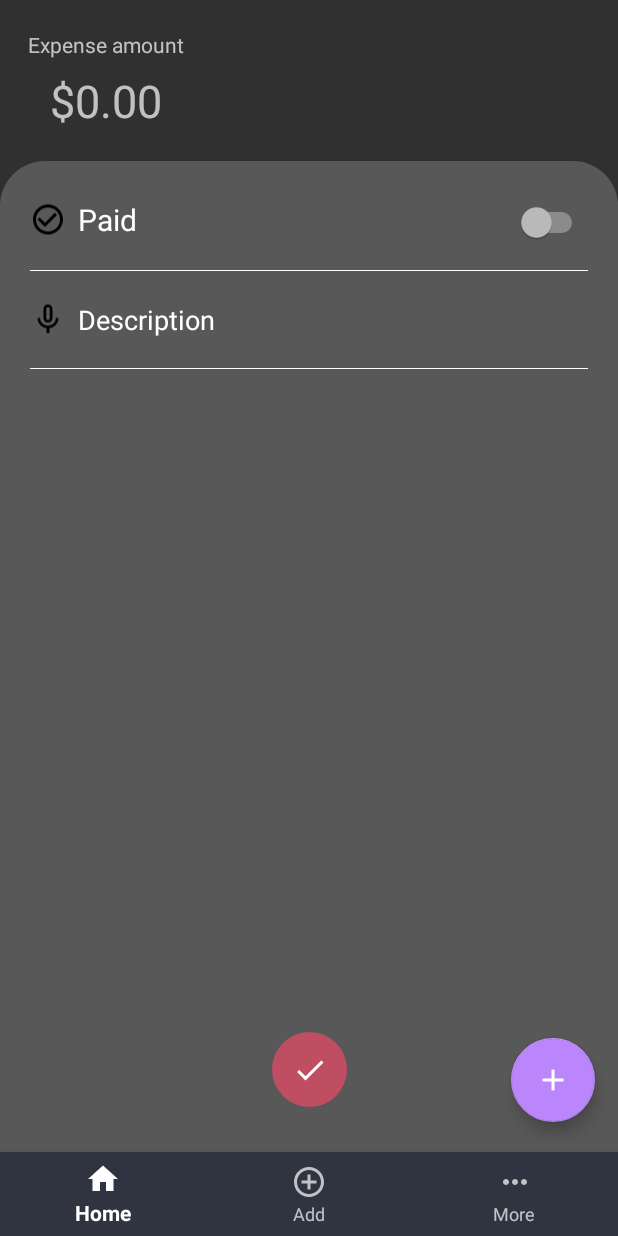
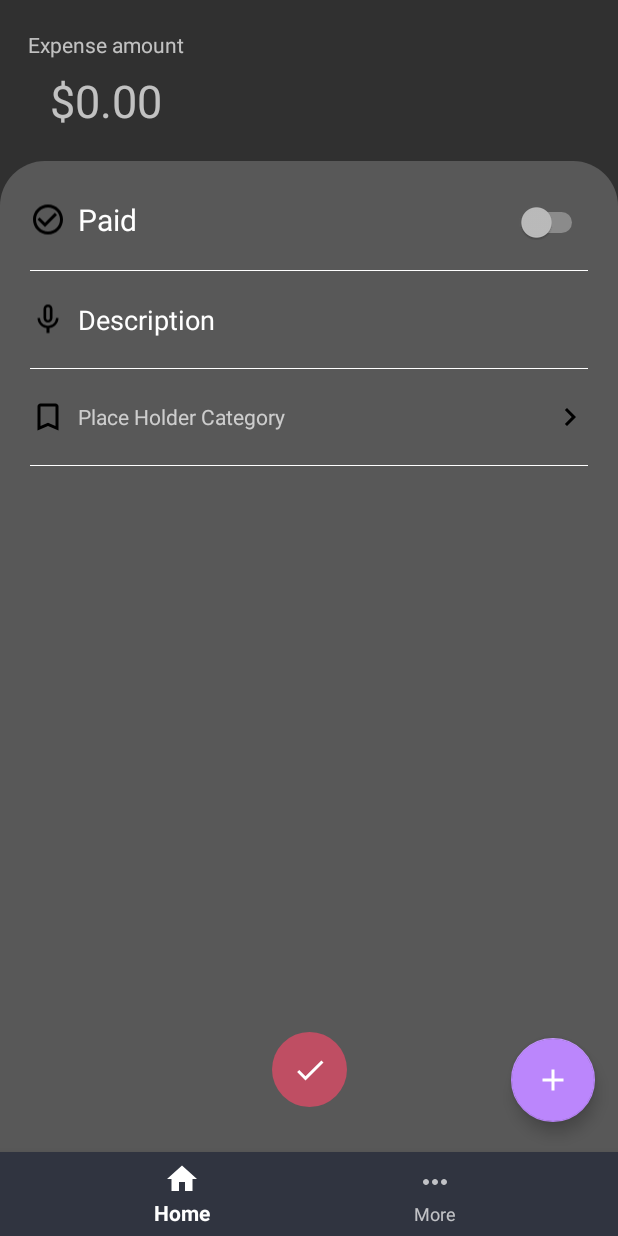
Before and after one commit to Lucas-Tito/Balance_Manager_App, an Android app: the fragment Add_Expense_Screen placed in its activity, on a phone screen of 412 x 824 dp. Run offline under Robolectric (Android 15) with nearby library versions, the phone set to English and light mode, and no system bars.

Commit message:
implemented add screen with float_btn
started adding text to sub float btns too

```diff
--- a/app/src/main/java/com/example/mobile_final_project/Add_Screen.java
+++ b/app/src/main/java/com/example/mobile_final_project/Add_Expense_Screen.java
@@ -10,10 +10,10 @@ import android.view.ViewGroup;
 
 /**
  * A simple {@link Fragment} subclass.
- * Use the {@link Add_Screen#newInstance} factory method to
+ * Use the {@link Add_Expense_Screen#newInstance} factory method to
  * create an instance of this fragment.
  */
-public class Add_Screen extends Fragment {
+public class Add_Expense_Screen extends Fragment {
 
     // TODO: Rename parameter arguments, choose names that match
     // the fragment initialization parameters, e.g. ARG_ITEM_NUMBER
@@ -24,7 +24,7 @@ public class Add_Screen extends Fragment {
     private String mParam1;
     private String mParam2;
 
-    public Add_Screen() {
+    public Add_Expense_Screen() {
         // Required empty public constructor
     }
 
@@ -37,8 +37,8 @@ public class Add_Screen extends Fragment {
      * @return A new instance of fragment Add_Screen.
      */
     // TODO: Rename and change types and number of parameters
-    public static Add_Screen newInstance(String param1, String param2) {
-        Add_Screen fragment = new Add_Screen();
+    public static Add_Expense_Screen newInstance(String param1, String param2) {
+        Add_Expense_Screen fragment = new Add_Expense_Screen();
         Bundle args = new Bundle();
         args.putString(ARG_PARAM1, param1);
         args.putString(ARG_PARAM2, param2);
@@ -59,6 +59,6 @@ public class Add_Screen extends Fragment {
     public View onCreateView(LayoutInflater inflater, ViewGroup container,
                              Bundle savedInstanceState) {
         // Inflate the layout for this fragment
-        return inflater.inflate(R.layout.add_screen, container, false);
+        return inflater.inflate(R.layout.add_expense_screen, container, false);
     }
 }
--- a/app/src/main/java/com/example/mobile_final_project/Float_Btn_Screen_Activity.java
+++ b/app/src/main/java/com/example/mobile_final_project/Float_Btn_Screen_Activity.java
@@ -2,8 +2,12 @@ package com.example.mobile_final_project;
 
 import androidx.appcompat.app.AppCompatActivity;
 import androidx.appcompat.widget.Toolbar;
+import androidx.fragment.app.Fragment;
 
 import android.os.Bundle;
+import android.view.View;
+import android.widget.ImageButton;
+import android.widget.TextView;
 
 public class Float_Btn_Screen_Activity extends AppCompatActivity {
 
@@ -14,10 +18,40 @@ public class Float_Btn_Screen_Activity extends AppCompatActivity {
 
         //--------------toolbar----------------------+
         Toolbar toolbar = findViewById(R.id.toolbar);
-        toolbar.setTitle("New Expense");
 
         setSupportActionBar(toolbar);
         //-------------------------------------------+
 
+        build_frame_layout();
+        build_back_btn();
+
+    }
+
+    private void build_back_btn() {
+
+        ImageButton back_btn = findViewById(R.id.back_btn);
+
+        back_btn.setOnClickListener(new View.OnClickListener() {
+            @Override
+            public void onClick(View view) {
+                finish();
+            }
+        });
+
+    }
+
+
+    private void build_frame_layout(){
+
+        Fragment fragmentToStart = null;
+        TextView toolbar_title = findViewById(R.id.toolbar_title);
+
+        if(getIntent().getIntExtra("fragToStart", 0) == 1){
+            fragmentToStart = new Add_Expense_Screen();
+            toolbar_title.setText("New Expense");
+        }
+
+        getSupportFragmentManager().beginTransaction().replace(R.id.frame_layout, fragmentToStart).commit();
+
     }
 }
--- a/app/src/main/java/com/example/mobile_final_project/MainActivity.java
+++ b/app/src/main/java/com/example/mobile_final_project/MainActivity.java
@@ -4,6 +4,7 @@ import androidx.annotation.NonNull;
 import androidx.appcompat.app.AppCompatActivity;
 import androidx.fragment.app.Fragment;
 
+import android.content.Intent;
 import android.os.Bundle;
 import android.view.MenuItem;
 import android.view.View;
@@ -12,8 +13,6 @@ import android.view.animation.AnimationUtils;
 
 import com.google.android.material.bottomnavigation.BottomNavigationView;
 import com.google.android.material.floatingactionbutton.FloatingActionButton;
-
-import kotlin.Lazy;
 
 public class MainActivity extends AppCompatActivity {
 
@@ -73,7 +72,9 @@ public class MainActivity extends AppCompatActivity {
         fab_expense.setOnClickListener(new View.OnClickListener() {
             @Override
             public void onClick(View view) {
-
+                Intent intent = new Intent(MainActivity.this, Float_Btn_Screen_Activity.class);
+                intent.putExtra("fragToStart", 1);
+                startActivity(intent);
             }
         });
 
@@ -108,10 +109,6 @@ public class MainActivity extends AppCompatActivity {
                         fragment = new Home();
                         break;
 
-                    case R.id.add:
-                        fragment = new Add_Screen();
-                        break;
-
                     case R.id.more:
                         fragment = new More_Screen();
                         break;
--- /dev/null
+++ b/app/src/main/res/drawable/add_screen_arrow.xml
@@ -0,0 +1,5 @@
+<vector android:height="24dp" android:tint="#000000"
+    android:viewportHeight="24" android:viewportWidth="24"
+    android:width="24dp" xmlns:android="http://schemas.android.com/apk/res/android">
+    <path android:fillColor="@android:color/white" android:pathData="M10,6L8.59,7.41 13.17,12l-4.58,4.59L10,18l6,-6z"/>
+</vector>
--- /dev/null
+++ b/app/src/main/res/drawable/add_screen_category.xml
@@ -0,0 +1,5 @@
+<vector android:height="24dp" android:tint="#000000"
+    android:viewportHeight="24" android:viewportWidth="24"
+    android:width="24dp" xmlns:android="http://schemas.android.com/apk/res/android">
+    <path android:fillColor="@android:color/white" android:pathData="M17,3L7,3c-1.1,0 -1.99,0.9 -1.99,2L5,21l7,-3 7,3L19,5c0,-1.1 -0.9,-2 -2,-2zM17,18l-5,-2.18L7,18L7,5h10v13z"/>
+</vector>
--- a/app/src/main/res/drawable/bottom_nav_add.xml
+++ /dev/null
@@ -1,5 +0,0 @@
-<vector android:height="24dp" android:tint="#000000"
-    android:viewportHeight="24" android:viewportWidth="24"
-    android:width="24dp" xmlns:android="http://schemas.android.com/apk/res/android">
-    <path android:fillColor="@android:color/white" android:pathData="M13,7h-2v4L7,11v2h4v4h2v-4h4v-2h-4L13,7zM12,2C6.48,2 2,6.48 2,12s4.48,10 10,10 10,-4.48 10,-10S17.52,2 12,2zM12,20c-4.41,0 -8,-3.59 -8,-8s3.59,-8 8,-8 8,3.59 8,8 -3.59,8 -8,8z"/>
-</vector>
--- a/app/src/main/res/layout/activity_float_btn_sceen.xml
+++ b/app/src/main/res/layout/activity_float_btn_sceen.xml
@@ -26,23 +26,37 @@
             android:elevation="0dp"
             android:minHeight="?attr/actionBarSize">
 
-            <RelativeLayout
+            <LinearLayout
                 android:layout_width="match_parent"
                 android:layout_height="wrap_content"
                 android:layout_marginLeft="5dp">
 
                 <ImageButton
+                    android:id="@+id/back_btn"
                     android:layout_width="wrap_content"
                     android:layout_height="wrap_content"
-                    android:src="@drawable/toolbar_back_ic" />
+                    android:src="@drawable/toolbar_back_ic"
+                    android:background="@null"
+                    android:layout_gravity="center"/>
 
-            </RelativeLayout>
+                <TextView
+                    android:id="@+id/toolbar_title"
+                    android:layout_width="wrap_content"
+                    android:layout_height="wrap_content"
+                    android:layout_marginLeft="10dp"
+                    android:layout_gravity="center"
+                    android:text=""
+                    android:textSize="20sp"
+                    android:textStyle="bold"/>
+
+            </LinearLayout>
         </androidx.appcompat.widget.Toolbar>
 
 
     </com.google.android.material.appbar.AppBarLayout>
 
     <FrameLayout
+        android:id="@+id/frame_layout"
         android:layout_width="match_parent"
         android:layout_height="0dp"
         app:layout_constraintBottom_toBottomOf="parent"
--- a/app/src/main/res/layout/activity_main.xml
+++ b/app/src/main/res/layout/activity_main.xml
@@ -13,35 +13,49 @@
         android:layout_height="wrap_content"
         android:layout_marginEnd="15dp"
         android:layout_marginBottom="20dp"
-        android:clickable="true"
         app:layout_constraintBottom_toBottomOf="@+id/frame_layout"
         app:layout_constraintEnd_toEndOf="parent"
-        app:backgroundTint="@color/purple_200"
         app:srcCompat="@drawable/float_btn_main_img" />
 
     <com.google.android.material.floatingactionbutton.FloatingActionButton
         android:id="@+id/float_btn_expense"
+        style="@style/sub_float_btn"
         android:layout_width="wrap_content"
         android:layout_height="wrap_content"
-        android:layout_marginBottom="30dp"
-        android:clickable="true"
-        android:visibility="invisible"
+        android:layout_marginBottom="50dp"
         app:layout_constraintBottom_toTopOf="@+id/float_btn_main"
         app:layout_constraintEnd_toEndOf="@+id/float_btn_main"
-        app:srcCompat="@drawable/float_btn_expense_img"
-        app:backgroundTint="@color/black"/>
+        app:srcCompat="@drawable/float_btn_expense_img" />
+
+    <TextView
+        android:id="@+id/expense_label"
+        android:layout_width="wrap_content"
+        android:layout_height="wrap_content"
+        android:layout_marginTop="8dp"
+        android:text="Expense"
+        app:layout_constraintEnd_toEndOf="@+id/float_btn_expense"
+        app:layout_constraintStart_toStartOf="@+id/float_btn_expense"
+        app:layout_constraintTop_toBottomOf="@+id/float_btn_expense" />
 
     <com.google.android.material.floatingactionbutton.FloatingActionButton
         android:id="@+id/float_btn_income"
+        style="@style/sub_float_btn"
         android:layout_width="wrap_content"
         android:layout_height="wrap_content"
-        android:layout_marginEnd="70dp"
-        android:clickable="true"
-        android:visibility="invisible"
-        app:backgroundTint="@color/black"
+        android:layout_marginEnd="80dp"
         app:layout_constraintBottom_toTopOf="@+id/float_btn_main"
         app:layout_constraintEnd_toEndOf="@+id/float_btn_main"
         app:srcCompat="@drawable/float_btn_income_img" />
+
+    <TextView
+        android:id="@+id/income_label"
+        android:layout_width="wrap_content"
+        android:layout_height="wrap_content"
+        android:layout_marginTop="8dp"
+        android:text="Income"
+        app:layout_constraintEnd_toEndOf="@+id/float_btn_income"
+        app:layout_constraintStart_toStartOf="@+id/float_btn_income"
+        app:layout_constraintTop_toBottomOf="@+id/float_btn_income" />
 
     <FrameLayout
         android:id="@+id/frame_layout"
--- a/app/src/main/res/layout/add_screen.xml
+++ b/app/src/main/res/layout/add_expense_screen.xml
@@ -4,7 +4,7 @@
     xmlns:tools="http://schemas.android.com/tools"
     android:layout_width="match_parent"
     android:layout_height="match_parent"
-    tools:context=".Add_Screen">
+    tools:context=".Add_Expense_Screen">
 
     <!-- TODO: Update blank fragment layout -->
     <androidx.constraintlayout.widget.ConstraintLayout
@@ -108,7 +108,7 @@
 
 
                     <EditText
-                        android:id="@+id/editTextTextPersonName"
+                        android:id="@+id/description"
                         android:layout_width="wrap_content"
                         android:layout_height="match_parent"
                         android:background="@android:color/transparent"
@@ -119,6 +119,46 @@
 
                 </LinearLayout>
 
+                <!--for some reason, lines disappear when zoomed out (only on emulator)-->
+                <View
+                    android:layout_width="match_parent"
+                    android:layout_height="0.5dp"
+                    android:layout_marginTop="20dp"
+                    android:layout_marginBottom="20dp"
+                    android:background="@color/white" />
+
+                <LinearLayout
+                    android:layout_width="match_parent"
+                    android:layout_height="wrap_content"
+                    android:orientation="horizontal">
+
+                    <ImageView
+                        android:id="@+id/category_ic"
+                        android:layout_width="wrap_content"
+                        android:layout_height="match_parent"
+                        android:layout_marginRight="8dp"
+                        android:src="@drawable/add_screen_category" />
+
+
+                    <TextView
+                        android:id="@+id/placeholder"
+                        android:layout_width="wrap_content"
+                        android:layout_height="match_parent"
+                        android:background="@android:color/transparent"
+                        android:ems="15"
+                        android:layout_weight="1"
+                        android:gravity="center_vertical"
+                        android:text="Place Holder Category" />
+
+                    <ImageView
+                        android:id="@+id/next_ic"
+                        android:layout_width="wrap_content"
+                        android:layout_height="match_parent"
+                        android:src="@drawable/add_screen_arrow" />
+
+                </LinearLayout>
+
+                <!--for some reason, lines disappear when zoomed out (only on emulator)-->
                 <View
                     android:layout_width="match_parent"
                     android:layout_height="0.5dp"
@@ -127,6 +167,10 @@
                     android:background="@color/white" />
 
             </LinearLayout>
+
+
+
+
 
             <ImageButton
                 android:id="@+id/imageButton"
--- a/app/src/main/res/menu/bottom_nav_menu.xml
+++ b/app/src/main/res/menu/bottom_nav_menu.xml
@@ -7,12 +7,6 @@
         android:id="@+id/home" />
 
     <item
-        android:title="Add"
-        android:icon="@drawable/bottom_nav_add"
-        android:id="@+id/add" />
-
-
-    <item
         android:title="More"
         android:icon="@drawable/bottom_nav_more"
         android:id="@+id/more"/>
--- a/app/src/main/res/values/themes.xml
+++ b/app/src/main/res/values/themes.xml
@@ -21,28 +21,16 @@
 
 
         <!--change default style of specified components-->
-        <item name="buttonStyle">@style/btn_style</item>
         <item name="toolbarStyle">@style/appbar_layout</item>
-        <item name="tabStyle">@style/tab_layout</item>
         <item name="bottomNavigationStyle">@style/bottom_nav_layout</item>
+        <item name="floatingActionButtonStyle">@style/main_float_btn</item>
 
     </style>
 
 
-    <!--btn_style-->
-    <style name="btn_style" parent="Widget.AppCompat.Button">
-        <item name="android:backgroundTint">@color/red</item>
-    </style>
-
 
     <!--toolbar_style-->
     <style name="appbar_layout" parent="Widget.AppCompat.Toolbar">
-        <item name="android:background">@color/light_grey</item>
-    </style>
-
-    <!--tabLayout_style-->
-    <style name="tab_layout" parent="Widget.Design.TabLayout">
-        <item name="tabIndicatorColor">@color/white</item>
         <item name="android:background">@color/light_grey</item>
     </style>
 
@@ -53,6 +41,23 @@
         <item name="tickColorInactive">@color/orange</item>
     </style>
 
+    <!--main_float_btn_style-->
+    <style name="main_float_btn" parent="Widget.MaterialComponents.FloatingActionButton">
+        <item name="backgroundTint">@color/purple_200</item>
+        <item name="android:clickable">true</item>
+        <item name="android:focusable">true</item>
+
+        <!--changes icon color-->
+        <item name="tint">@null</item>
+    </style>
 
 
+    <!--sub_float_btn_style-->
+    <style name="sub_float_btn" parent="Widget.MaterialComponents.FloatingActionButton">
+        <item name="backgroundTint">@color/black</item>
+        <item name="android:visibility">invisible</item>
+        <!--changes icon color-->
+        <item name="tint">@null</item>
+    </style>
+
 </resources>
```
